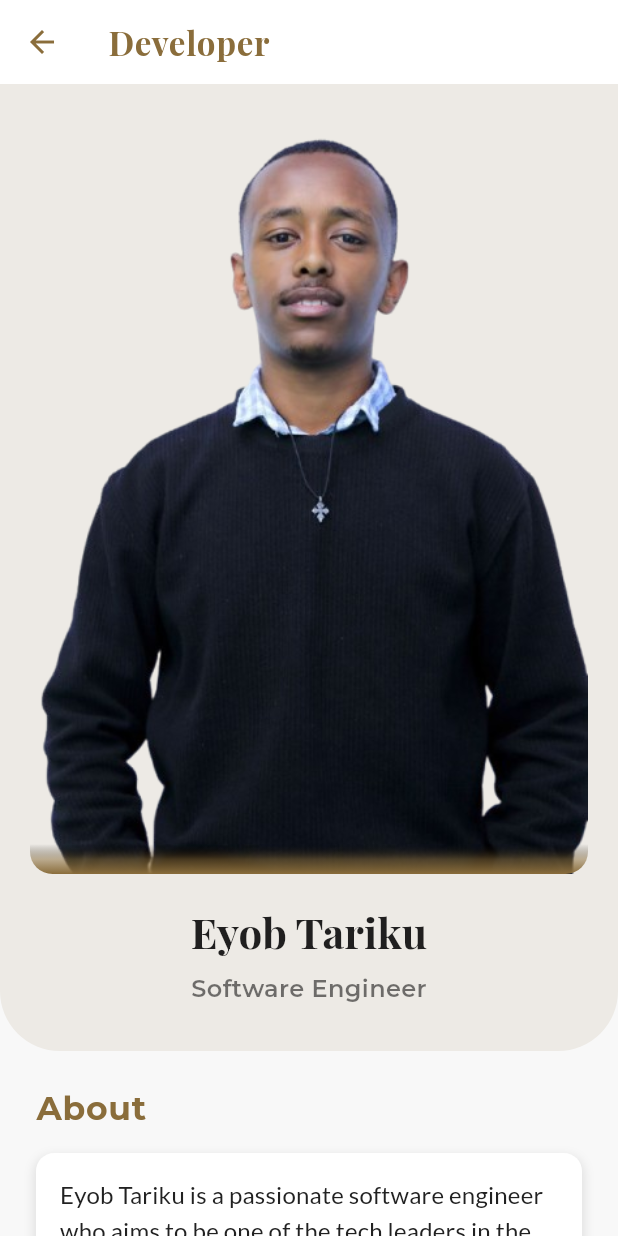
After one commit to eyoaab/Music-Player-App, a Flutter app: the screen it shows after launch, after a tap on the "code" icon, on a phone screen of 412 x 824 dp. The commit adds this screen. Run offline on Flutter 3.47's test engine with Material 3 defaults, Android fonts, the phone set to English and light mode, and no system bars; our stand-ins replace audio_service, audio_video_progress_bar, cached_network_image, connectivity_plus, device_preview, dio and 5 more; network calls fail; statements that could not run were skipped.

Commit message:
i integrated the developer contact address to connect with me as soon as they can want

```diff
--- a/music_player/lib/main.dart
+++ b/music_player/lib/main.dart
@@ -1,3 +1,4 @@
+import 'package:device_preview/device_preview.dart';
 import 'package:flutter/material.dart';
 import 'package:provider/provider.dart';
 import 'package:flutter_dotenv/flutter_dotenv.dart';
@@ -103,13 +104,22 @@ class MyApp extends StatelessWidget {
       ],
       child: Consumer<ThemeProvider>(
         builder: (context, themeProvider, child) {
-          return MaterialApp(
+          return DevicePreview(
+            enabled: true, // Enable Device Preview for testing
+            builder: (context) => MaterialApp(
               title: 'Eyobifay',
               theme: themeProvider.currentTheme,
               home: const ConnectivityWrapper(child: MainScreen()),
               debugShowCheckedModeBanner: false,
               onGenerateRoute: AppRoutes.generateRoute,
               initialRoute: '/',
+              useInheritedMediaQuery:
+                  true, // Ensure Device Preview works correctly
+              locale: DevicePreview.locale(
+                  context), // Use the locale from Device Preview
+              builder:
+                  DevicePreview.appBuilder, // Wrap the app with Device Preview
+            ),
           );
         },
       ),
@@ -227,4 +237,17 @@ class _MainScreenState extends State<MainScreen> {
       ),
     );
   }
+
+  String _getScreenTitle() {
+    switch (_currentIndex) {
+      case 0:
+        return 'Home';
+      case 1:
+        return 'Search';
+      case 2:
+        return 'Library';
+      default:
+        return 'Eyobifay';
     }
+  }
+}
--- a/music_player/lib/routes.dart
+++ b/music_player/lib/routes.dart
@@ -7,6 +7,7 @@ import 'screens/library/library_screen.dart';
 import 'screens/playlist/detail_screen.dart';
 import 'screens/playlist/add_to_playlist_screen.dart';
 import 'screens/all_songs/all_songs_screen.dart';
+import 'screens/developer/developer_screen.dart';
 
 class AppRoutes {
   // Route names
@@ -16,6 +17,7 @@ class AppRoutes {
   static const String playlistDetail = '/playlist/detail';
   static const String addToPlaylist = '/playlist/add';
   static const String allSongs = '/songs/all';
+  static const String developer = '/developer';
 
   // Route generation
   static Route<dynamic> generateRoute(RouteSettings settings) {
@@ -52,6 +54,9 @@ class AppRoutes {
           ),
         );
 
+      case developer:
+        return MaterialPageRoute(builder: (_) => const DeveloperScreen());
+
       default:
         return MaterialPageRoute(
           builder: (_) => Scaffold(
--- /dev/null
+++ b/music_player/lib/screens/developer/developer_screen.dart
@@ -0,0 +1,222 @@
+import 'package:flutter/material.dart';
+import 'package:url_launcher/url_launcher.dart';
+
+class DeveloperScreen extends StatelessWidget {
+  const DeveloperScreen({super.key});
+
+  @override
+  Widget build(BuildContext context) {
+    final theme = Theme.of(context);
+    final primaryColor = theme.primaryColor;
+    final isDark = theme.brightness == Brightness.dark;
+
+    return Scaffold(
+      appBar: AppBar(
+        title: const Text('Developer'),
+        elevation: 0,
+      ),
+      body: SingleChildScrollView(
+        child: Column(
+          children: [
+            // Profile section with image and name
+            Container(
+              width: double.infinity,
+              decoration: BoxDecoration(
+                color: primaryColor.withOpacity(0.1),
+                borderRadius: const BorderRadius.only(
+                  bottomLeft: Radius.circular(40),
+                  bottomRight: Radius.circular(40),
+                ),
+              ),
+              padding: const EdgeInsets.only(
+                top: 20,
+                bottom: 30,
+                left: 20,
+                right: 20,
+              ),
+              child: Column(
+                children: [
+                  // Profile picture - full rectangular image without radius
+                  Stack(
+                    children: [
+                      Image.asset(
+                        'assets/images/profile-picture.png',
+                        fit: BoxFit.cover,
+                        errorBuilder: (context, error, stackTrace) {
+                          // Fallback when image is not found
+                          return Container(
+                            color: primaryColor.withOpacity(0.3),
+                            child: Center(
+                              child: Column(
+                                mainAxisAlignment: MainAxisAlignment.center,
+                                children: [
+                                  Icon(
+                                    Icons.person,
+                                    size: 80,
+                                    color: isDark
+                                        ? Colors.white70
+                                        : Colors.black54,
+                                  ),
+                                  const SizedBox(height: 8),
+                                  Text(
+                                    'Eyob Tariku',
+                                    style: TextStyle(
+                                      fontSize: 32,
+                                      fontWeight: FontWeight.bold,
+                                      color: isDark
+                                          ? Colors.white
+                                          : Colors.black87,
+                                    ),
+                                  ),
+                                ],
+                              ),
+                            ),
+                          );
+                        },
+                      ),
+                      Positioned(
+                        bottom: 0,
+                        left: 0,
+                        right: 0,
+                        child: Container(
+                          height: 20,
+                          decoration: BoxDecoration(
+                            borderRadius: const BorderRadius.only(
+                              bottomLeft: Radius.circular(15),
+                              bottomRight: Radius.circular(15),
+                            ),
+                            gradient: LinearGradient(
+                              begin: Alignment.topCenter,
+                              end: Alignment.bottomCenter,
+                              colors: [
+                                Colors.transparent,
+                                primaryColor.withOpacity(0.5),
+                                primaryColor,
+                              ],
+                            ),
+                          ),
+                        ),
+                      ),
+                    ],
+                  ),
+                  const SizedBox(height: 20),
+                  // Name
+                  Text(
+                    'Eyob Tariku',
+                    style: theme.textTheme.headlineMedium?.copyWith(
+                      fontWeight: FontWeight.bold,
+                      color: isDark ? Colors.white : Colors.black87,
+                    ),
+                  ),
+                  const SizedBox(height: 8),
+                  // Title
+                  Text(
+                    'Software Engineer',
+                    style: theme.textTheme.titleMedium?.copyWith(
+                      color: isDark ? Colors.white70 : Colors.black54,
+                    ),
+                  ),
+                ],
+              ),
+            ),
+
+            // About section
+            Padding(
+              padding: const EdgeInsets.all(24.0),
+              child: Column(
+                crossAxisAlignment: CrossAxisAlignment.start,
+                children: [
+                  Text(
+                    'About',
+                    style: theme.textTheme.titleLarge?.copyWith(
+                      fontWeight: FontWeight.bold,
+                      color: primaryColor,
+                    ),
+                  ),
+                  const SizedBox(height: 16),
+                  Container(
+                    padding: const EdgeInsets.all(16),
+                    decoration: BoxDecoration(
+                      color: isDark ? Colors.grey[800] : Colors.white,
+                      borderRadius: BorderRadius.circular(12),
+                      boxShadow: [
+                        BoxShadow(
+                          color: Colors.black.withOpacity(0.1),
+                          spreadRadius: 1,
+                          blurRadius: 5,
+                          offset: const Offset(0, 3),
+                        ),
+                      ],
+                    ),
+                    child: Text(
+                      'Eyob Tariku is a passionate software engineer who aims to be one of the tech leaders in the world. He is dedicated to his craft and continuously working on achieving his goals through innovation and excellence in software development.',
+                      style: theme.textTheme.bodyLarge?.copyWith(
+                        height: 1.5,
+                      ),
+                    ),
+                  ),
+                  const SizedBox(height: 30),
+
+                  // Portfolio button
+                  Center(
+                    child: ElevatedButton.icon(
+                      onPressed: () async {
+                        final Uri url = Uri.parse('https://eyobtariku.tech');
+                        if (await canLaunchUrl(url)) {
+                          await launchUrl(url);
+                        } else {
+                          if (context.mounted) {
+                            ScaffoldMessenger.of(context).showSnackBar(
+                              const SnackBar(
+                                content: Text('Could not launch website'),
+                                backgroundColor: Colors.red,
+                              ),
+                            );
+                          }
+                        }
+                      },
+                      icon: const Icon(Icons.language),
+                      label: const Text('Visit Portfolio'),
+                      style: ElevatedButton.styleFrom(
+                        backgroundColor: primaryColor,
+                        foregroundColor: Colors.white,
+                        padding: const EdgeInsets.symmetric(
+                          horizontal: 24,
+                          vertical: 12,
+                        ),
+                        shape: RoundedRectangleBorder(
+                          borderRadius: BorderRadius.circular(30),
+                        ),
+                      ),
+                    ),
+                  ),
+
+                  const SizedBox(height: 20),
+
+                  // App info
+                  Center(
+                    child: Column(
+                      children: [
+                        Text(
+                          'Eyobifay Music Player',
+                          style: theme.textTheme.titleMedium?.copyWith(
+                            fontWeight: FontWeight.bold,
+                          ),
+                        ),
+                        const SizedBox(height: 4),
+                        Text(
+                          'Version 1.0.0',
+                          style: theme.textTheme.bodySmall,
+                        ),
+                      ],
+                    ),
+                  ),
+                ],
+              ),
+            ),
+          ],
+        ),
+      ),
+    );
+  }
+}
--- /dev/null
+++ b/music_player/lib/screens/developer/index.dart
@@ -0,0 +1,2 @@
+// Export all developer-related screens
+export 'developer_screen.dart';
--- a/music_player/lib/screens/home/home_screen.dart
+++ b/music_player/lib/screens/home/home_screen.dart
@@ -98,6 +98,16 @@ class _HomeScreenState extends State<HomeScreen> {
                   ),
                 ),
               ),
+            ),
+            leading: IconButton(
+              icon: Icon(
+                Icons.code,
+                color: primaryColor,
+              ),
+              tooltip: 'Developer Info',
+              onPressed: () {
+                Navigator.pushNamed(context, '/developer');
+              },
             ),
             actions: [
               IconButton(
--- a/music_player/lib/screens/index.dart
+++ b/music_player/lib/screens/index.dart
@@ -4,3 +4,4 @@ export 'library/index.dart';
 export 'search/index.dart';
 export 'playlist/index.dart';
 export 'all_songs/index.dart';
+export 'developer/index.dart';
--- a/music_player/pubspec.yaml
+++ b/music_player/pubspec.yaml
@@ -60,6 +60,7 @@ dependencies:
   shimmer: ^3.0.0
   google_fonts: ^6.1.0
   connectivity_plus: ^5.0.2
+  url_launcher: ^6.1.14
 
   # Device preview for testing on different devices
   device_preview: ^1.1.0
```
Also changed, not shown: music_player/assets/images/profile-picture.png (added), music_player/pubspec.lock, 5 other files. Lines whose indentation alone changed are shown as unchanged.
